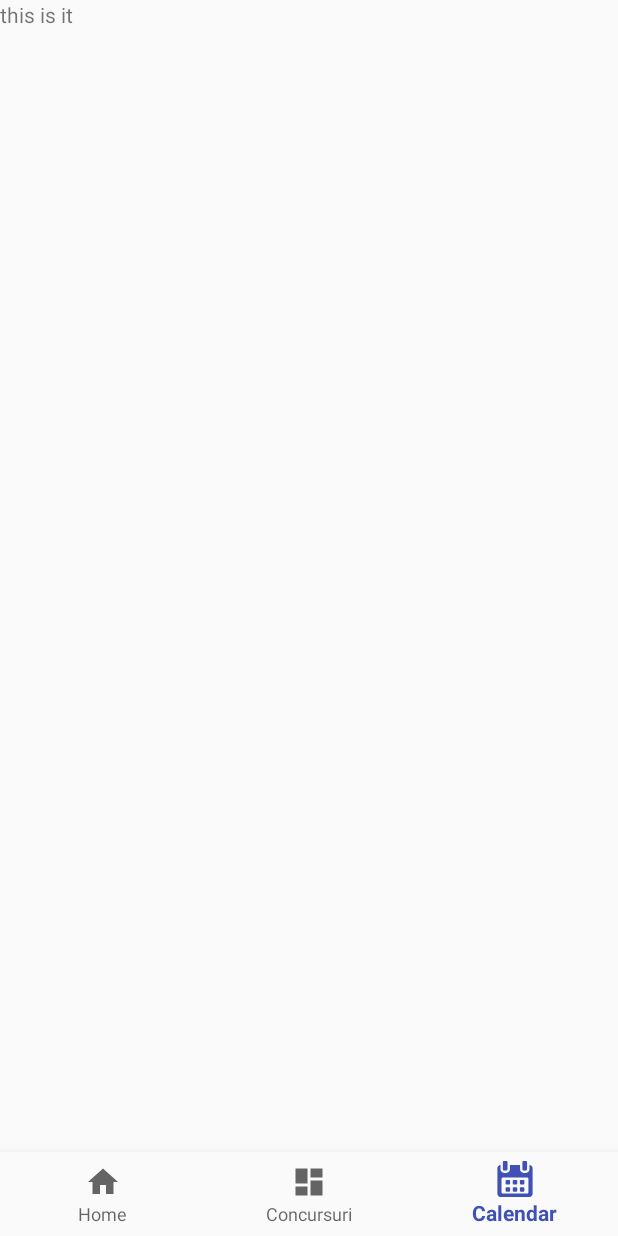
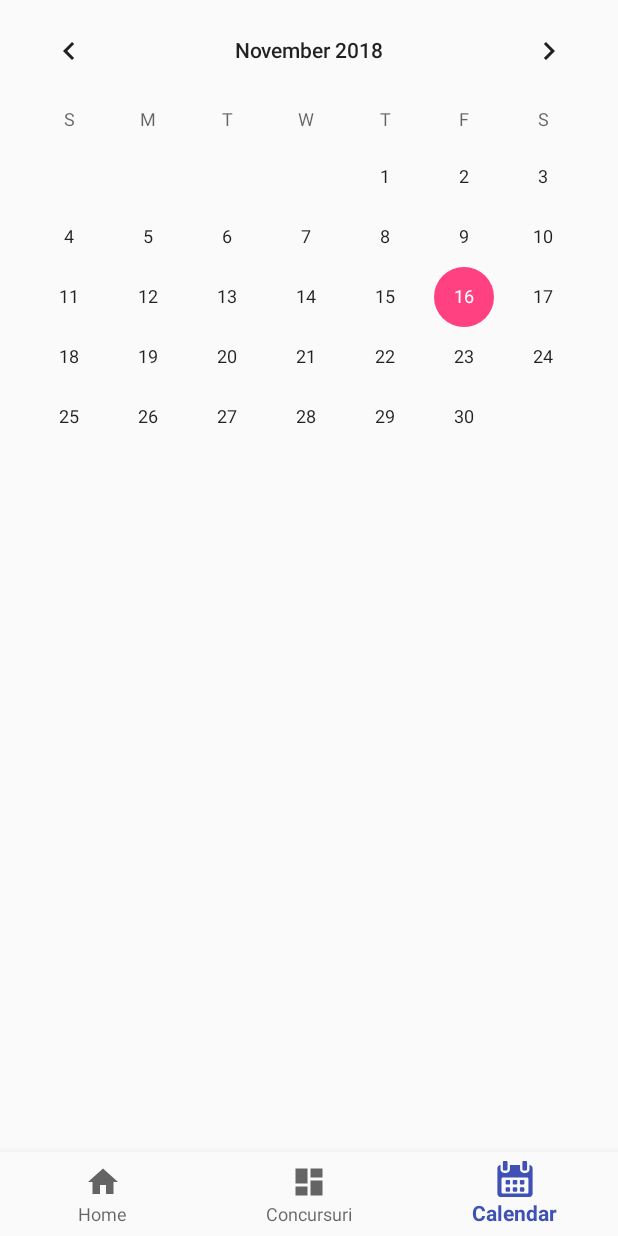
Before and after one commit to xfde/Contester, an Android app: the screen it shows after launch (MainActivity), item 3 of the bottom bar chosen, on a phone screen of 412 x 824 dp. Run offline under Robolectric (Android 15) with nearby library versions, the phone set to English and light mode, and no system bars; libraries missing offline, so code that uses them is left out: com.facebook.drawee; 5 statements that could not run were skipped.

Commit message:
huge update

```diff
--- a/app/src/main/res/layout/fragment_calendar.xml
+++ b/app/src/main/res/layout/fragment_calendar.xml
@@ -5,9 +5,10 @@
     tools:context="com.alexc.databasetest.calendar">
 
     <!-- TODO: Update blank fragment layout -->
-    <TextView
+
+    <CalendarView
+        android:id="@+id/calendarView"
         android:layout_width="match_parent"
-        android:layout_height="match_parent"
-        android:text="this is it" />
+        android:layout_height="wrap_content" />
 
 </FrameLayout>
--- a/app/src/main/res/values/colors.xml
+++ b/app/src/main/res/values/colors.xml
@@ -1,6 +1,6 @@
 <?xml version="1.0" encoding="utf-8"?>
 <resources>
-    <color name="colorPrimary">#3F51B5</color>
+    <color name="colorPrimary">#3f51b5</color>
     <color name="colorPrimaryDark">#303F9F</color>
     <color name="colorAccent">#FF4081</color>
 </resources>
--- a/app/src/main/res/values/strings.xml
+++ b/app/src/main/res/values/strings.xml
@@ -1,5 +1,5 @@
 <resources>
-    <string name="app_name">Databasetest</string>
+    <string name="app_name">Contester</string>
     <string name="action_settings">Settings</string>
     <string name="yeet">alllex</string>
 
```
Also changed, not shown: app/src/main/res/mipmap-hdpi/ic_launcher.png, app/src/main/res/mipmap-mdpi/ic_launcher.png, app/src/main/res/mipmap-xhdpi/ic_launcher.png, app/src/main/res/mipmap-xxhdpi/ic_launcher.png, app/src/main/res/mipmap-xxxhdpi/ic_launcher.png.
